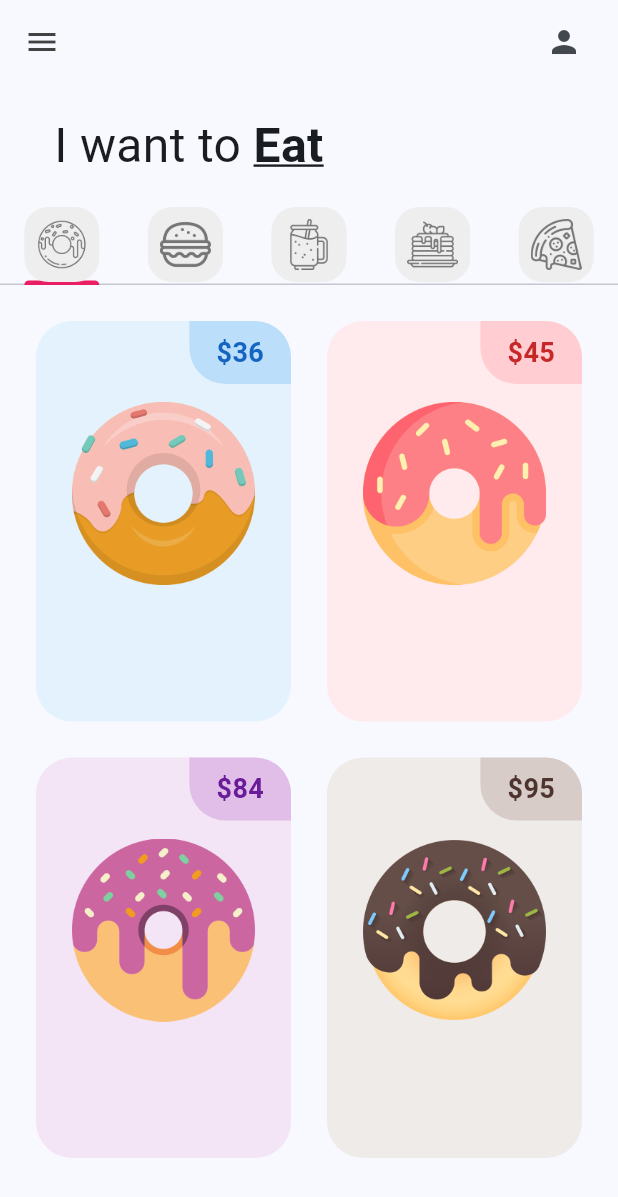
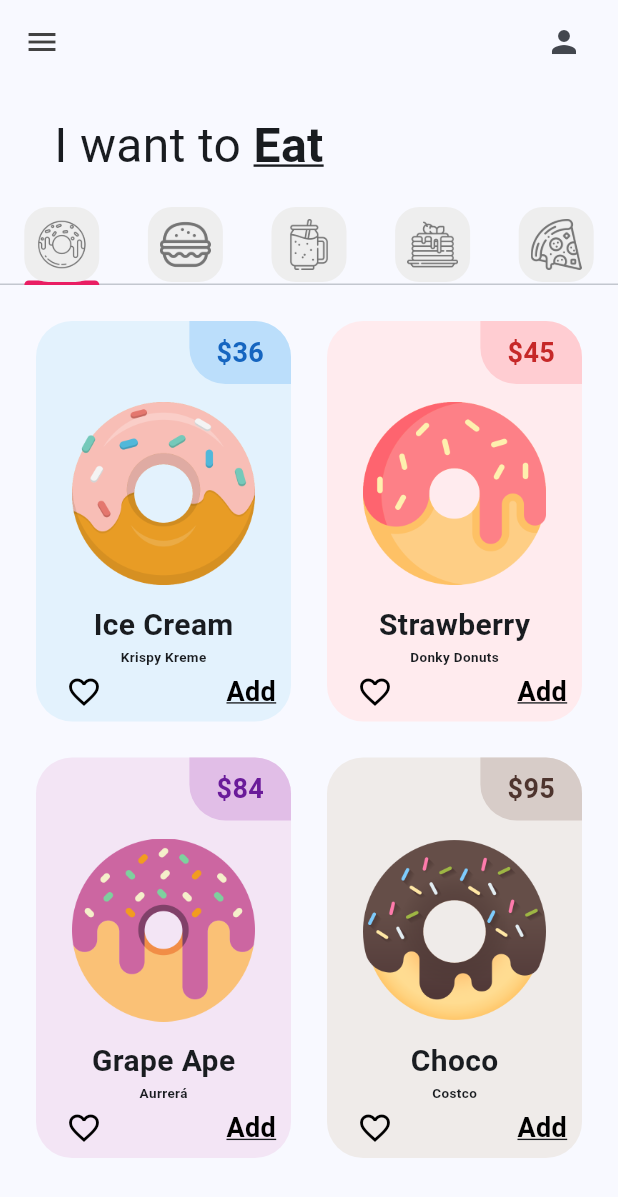
Before and after one commit to EverthKantun/donut_app_2c_kantun, a Flutter app: the screen it shows after launch, on a phone screen of 412 x 824 dp. Shown: the top 1197 px of the screen. Run offline on Flutter 3.47's test engine with Material 3 defaults, Android fonts, the phone set to English and light mode, and no system bars.

Commit message:
DonutTile Finished

```diff
--- a/lib/tabs/donut_tab.dart
+++ b/lib/tabs/donut_tab.dart
@@ -5,10 +5,22 @@ class DonutTab extends StatelessWidget {
 //listas de donas
   final List donutsOnSale = [
     // [ donutFlavor, donutPrice, donutColor, imageName ]
-    ["Ice Cream", "36", Colors.blue, "lib/images/icecream_donut.png"],
-    ["Strawberry", "45", Colors.red, "lib/images/strawberry_donut.png"],
-    ["Grape Ape", "84", Colors.purple, "lib/images/grape_donut.png"],
-    ["Choco", "95", Colors.brown, "lib/images/chocolate_donut.png"],
+    [
+      "Ice Cream",
+      "Krispy Kreme",
+      "36",
+      Colors.blue,
+      "lib/images/icecream_donut.png"
+    ],
+    [
+      "Strawberry",
+      "Donky Donuts",
+      "45",
+      Colors.red,
+      "lib/images/strawberry_donut.png"
+    ],
+    ["Grape Ape", "Aurrerá", "84", Colors.purple, "lib/images/grape_donut.png"],
+    ["Choco", "Costco", "95", Colors.brown, "lib/images/chocolate_donut.png"],
   ];
 
   DonutTab({super.key});
@@ -20,7 +32,7 @@ class DonutTab extends StatelessWidget {
         //cuantos elementos hay en la rejilla
         itemCount: donutsOnSale.length,
         padding: EdgeInsets.all(12),
-        // Prepa 1. cómo se distribuirán los elementos
+        // Preparatoria 1. cómo se distribuirán los elementos
         gridDelegate: SliverGridDelegateWithFixedCrossAxisCount(
           //para decir cuantas columnas usará
           crossAxisCount: 2,
@@ -31,9 +43,10 @@ class DonutTab extends StatelessWidget {
           //cada elemento individual
           return DonutTile(
               donutFlavor: donutsOnSale[index][0],
-              donutPrice: donutsOnSale[index][1],
-              donutColor: donutsOnSale[index][2],
-              imageName: donutsOnSale[index][3]);
+              donutStore: donutsOnSale[index][1],
+              donutPrice: donutsOnSale[index][2],
+              donutColor: donutsOnSale[index][3],
+              imageName: donutsOnSale[index][4]);
         });
   }
 }
--- a/lib/utils/donut_tile.dart
+++ b/lib/utils/donut_tile.dart
@@ -3,6 +3,7 @@ import 'package:flutter/material.dart';
 class DonutTile extends StatelessWidget {
   final String donutFlavor;
   final String donutPrice;
+  final String donutStore;
   //dynamic no es un tipo de dato exacto, nos sirve para el color
   final dynamic donutColor;
   final String imageName;
@@ -10,6 +11,7 @@ class DonutTile extends StatelessWidget {
       {super.key,
       required this.donutFlavor,
       required this.donutPrice,
+      required this.donutStore,
       this.donutColor,
       required this.imageName});
 
@@ -49,9 +51,40 @@ class DonutTile extends StatelessWidget {
             Padding(
               padding: const EdgeInsets.symmetric(horizontal: 24, vertical: 12),
               child: Image.asset(imageName),
+            ),
+            //donut flavor text
+            Text(donutFlavor,
+                style: TextStyle(fontWeight: FontWeight.bold, fontSize: 20)),
+            Text(donutStore,
+                style: TextStyle(fontWeight: FontWeight.bold, fontSize: 9)),
+            //espacio entre texto
+            SizedBox(
+              height: 4,
+            ),
+            Padding(
+              padding: const EdgeInsets.only(bottom: 15, right: 10, left: 20),
+              child: Row(
+                mainAxisAlignment: MainAxisAlignment.spaceBetween,
+                children: [
+                  Icon(
+                    Icons.favorite_border,
+                    size: 24,
+                    color: Colors.black,
+                  ),
+                  Text(
+                    "Add",
+                    style: TextStyle(
+                      fontSize: 18,
+                      fontWeight: FontWeight.bold,
+                      decoration: TextDecoration.underline,
+                      color: Colors.black,
+                    ),
+                  ),
+                ],
+              ),
             )
-            //donut flavor text
 
+            //todo:
             //buttons
           ],
         ),
```
